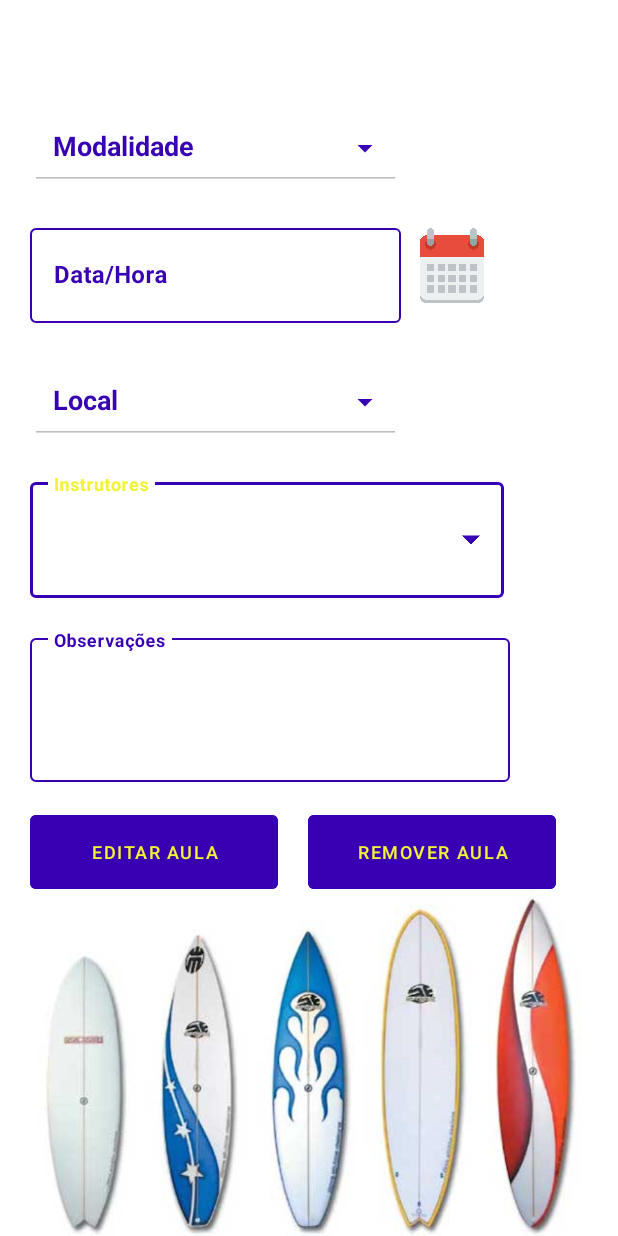
After one commit to andrebbk/BSSApp, an Android app: the layout fragment_edit_class.xml on its own in the app's theme, with its tools: preview values and no code run, on a phone screen of 412 x 824 dp. The commit adds this screen. Run offline under Robolectric (Android 15) with nearby library versions, the phone set to English and light mode, and no system bars.

Commit message:
Edit class - load & present data

```diff
--- a/BSSApp/app/src/main/java/com/example/bssapp/ui/classes/ClassFragment.java
+++ b/BSSApp/app/src/main/java/com/example/bssapp/ui/classes/ClassFragment.java
@@ -8,6 +8,7 @@ import androidx.fragment.app.Fragment;
 import android.view.LayoutInflater;
 import android.view.View;
 import android.view.ViewGroup;
+import android.widget.Button;
 import android.widget.ImageView;
 import android.widget.TextView;
 
@@ -69,5 +70,10 @@ public class ClassFragment extends Fragment {
 
         TextView textRegNum = view.findViewById(R.id.textRegStudents);
         textRegNum.setText(currentClass.getRegisteredNum());
+
+        Button btnEditClass = view.findViewById(R.id.buttonEditClass);
+        btnEditClass.setOnClickListener(view1 -> {
+            ((MenuActivity) requireActivity()).changeToEditClassFragment(currentClass);
+        });
     }
 }
--- /dev/null
+++ b/BSSApp/app/src/main/res/layout/fragment_edit_class.xml
@@ -0,0 +1,205 @@
+<?xml version="1.0" encoding="utf-8"?>
+<androidx.constraintlayout.widget.ConstraintLayout xmlns:android="http://schemas.android.com/apk/res/android"
+    xmlns:app="http://schemas.android.com/apk/res-auto"
+    xmlns:tools="http://schemas.android.com/tools"
+    android:layout_width="match_parent"
+    android:layout_height="match_parent"
+    tools:context=".ui.classes.EditClassFragment">
+
+    <ImageView
+        android:id="@+id/imageView1"
+        android:layout_width="match_parent"
+        android:layout_height="231dp"
+        android:src="@drawable/surf_boards"
+        app:layout_constraintBottom_toBottomOf="parent"
+        app:layout_constraintTop_toTopOf="parent"
+        app:layout_constraintVertical_bias="1.0"
+        tools:ignore="ContentDescription,ImageContrastCheck"
+        tools:layout_editor_absoluteX="0dp" />
+
+    <LinearLayout
+        android:layout_width="match_parent"
+        android:layout_height="match_parent"
+        android:orientation="vertical"
+        android:paddingTop="65sp"
+        android:paddingStart="20sp"
+        android:paddingEnd="10sp">
+
+        <com.google.android.material.textfield.TextInputLayout
+            android:id="@+id/textInputLayout"
+            style="@style/TextInputLayoutStyle"
+            android:layout_width="247dp"
+            android:layout_height="wrap_content"
+            android:theme="@style/AutoCompleteTheme"
+            app:endIconTint="@color/purple_700"
+            tools:ignore="HardcodedText">
+
+            <AutoCompleteTextView
+                android:id="@+id/autoCompleteSport"
+                android:layout_width="match_parent"
+                android:layout_height="56dp"
+                android:enabled="false"
+                android:hint="Modalidade"
+                android:inputType="none"
+                android:minHeight="48dp"
+                android:paddingStart="15sp"
+                android:paddingEnd="10sp"
+                android:textColor="@color/purple_700"
+                android:textStyle="bold"
+                tools:ignore="LabelFor,SpeakableTextPresentCheck" />
+
+        </com.google.android.material.textfield.TextInputLayout>
+
+
+        <LinearLayout
+            android:layout_width="match_parent"
+            android:layout_height="70sp"
+            android:orientation="horizontal"
+            android:layout_marginTop="20sp">
+
+            <com.google.android.material.textfield.TextInputLayout
+                android:id="@+id/name_text_input"
+                style="@style/TextInputStyle"
+                android:layout_width="247dp"
+                android:layout_height="wrap_content">
+
+                <com.google.android.material.textfield.TextInputEditText
+                    android:id="@+id/calendarEditText"
+                    android:layout_width="match_parent"
+                    android:layout_height="63dp"
+                    android:enabled="false"
+                    android:hint="Data/Hora"
+                    android:textColor="@color/purple_700"
+                    android:textStyle="bold"
+                    tools:ignore="HardcodedText" />
+            </com.google.android.material.textfield.TextInputLayout>
+
+            <ImageView
+                android:id="@+id/imageViewCalendar"
+                android:layout_width="57dp"
+                android:layout_height="63dp"
+                android:src="@drawable/calendar_icon"
+                tools:ignore="ContentDescription"
+                android:layout_marginStart="5sp"/>
+        </LinearLayout>
+
+        <com.google.android.material.textfield.TextInputLayout
+            android:id="@+id/textInputLayout2"
+            style="@style/TextInputLayoutStyle"
+            android:layout_width="247dp"
+            android:layout_height="wrap_content"
+            android:layout_marginTop="18sp"
+            android:layout_marginBottom="20sp"
+            android:theme="@style/AutoCompleteTheme"
+            app:endIconTint="@color/purple_700"
+            tools:ignore="HardcodedText">
+
+            <AutoCompleteTextView
+                android:id="@+id/autoCompleteLocal"
+                android:layout_width="match_parent"
+                android:layout_height="56dp"
+                android:enabled="false"
+                android:hint="Local"
+                android:inputType="none"
+                android:minHeight="48dp"
+                android:paddingStart="15sp"
+                android:paddingEnd="10sp"
+                android:textColor="@color/purple_700"
+                android:textStyle="bold"
+                tools:ignore="LabelFor,SpeakableTextPresentCheck" />
+
+        </com.google.android.material.textfield.TextInputLayout>
+
+        <com.google.android.material.textfield.TextInputLayout
+            android:id="@+id/name_text_input3"
+            style="@style/TextInputStyle"
+            android:layout_width="316dp"
+            android:layout_height="84dp"
+            android:layout_marginBottom="20sp">
+
+            <com.google.android.material.textfield.TextInputEditText
+                android:id="@+id/profsEditText"
+                android:layout_width="match_parent"
+                android:layout_height="77dp"
+                android:drawableEnd="@drawable/arrow_down_layout"
+                android:hint="Instrutores"
+                android:inputType="none"
+                android:maxLines="4"
+                android:text=" "
+                android:textColor="@color/purple_700"
+                android:textStyle="bold"
+                tools:ignore="HardcodedText" />
+        </com.google.android.material.textfield.TextInputLayout>
+
+        <com.google.android.material.textfield.TextInputLayout
+            android:id="@+id/obs_text_input"
+            style="@style/TextInputStyle"
+            android:layout_width="320dp"
+            android:layout_height="107dp"
+            app:helperTextTextAppearance="@style/HelperTextAppearance"
+            android:textColorHint="@color/purple_700"
+            app:hintTextColor="@color/purple_700">
+
+            <com.google.android.material.textfield.TextInputEditText
+                android:id="@+id/obsEditText"
+                android:layout_width="match_parent"
+                android:layout_height="96dp"
+                android:hint="Observações"
+                android:text=" "
+                android:textColor="@color/purple_700"
+                android:textStyle="bold"
+                tools:ignore="HardcodedText"
+                android:theme="@style/TextInputEditTextStyle"
+                app:hintTextColor="@color/purple_700"
+                android:textColorHint="@color/purple_700"
+                android:textColorHighlight="@color/purple_700"/>
+        </com.google.android.material.textfield.TextInputLayout>
+
+        <LinearLayout
+            android:layout_width="match_parent"
+            android:layout_height="60dp"
+            android:orientation="horizontal"
+            android:layout_marginTop="10sp">
+
+            <Button
+                android:id="@+id/buttonEditSaveClass"
+                android:layout_width="165dp"
+                android:layout_height="61dp"
+                android:backgroundTint="@color/purple_700"
+                android:text="Editar aula"
+                android:textColor="@color/theme_primary_color"
+                android:textSize="12sp"
+                android:layout_marginEnd="20sp"
+                app:layout_constraintBottom_toBottomOf="parent"
+                app:layout_constraintEnd_toEndOf="parent"
+                app:layout_constraintHorizontal_bias="0.305"
+                app:layout_constraintStart_toStartOf="parent"
+                app:layout_constraintTop_toTopOf="parent"
+                app:layout_constraintVertical_bias="0.447"
+                tools:ignore="HardcodedText"
+                style="?android:attr/buttonBarButtonStyle" />
+
+            <Button
+                android:id="@+id/buttonRemoveClass"
+                android:layout_width="165dp"
+                android:layout_height="61dp"
+                android:backgroundTint="@color/purple_700"
+                android:text="Remover aula"
+                android:textColor="@color/theme_primary_color"
+                android:textSize="12sp"
+                app:layout_constraintBottom_toBottomOf="parent"
+                app:layout_constraintEnd_toEndOf="parent"
+                app:layout_constraintHorizontal_bias="0.305"
+                app:layout_constraintStart_toStartOf="parent"
+                app:layout_constraintTop_toTopOf="parent"
+                app:layout_constraintVertical_bias="0.447"
+                tools:ignore="HardcodedText"
+                style="?android:attr/buttonBarButtonStyle" />
+
+        </LinearLayout>
+
+
+
+    </LinearLayout>
+
+</androidx.constraintlayout.widget.ConstraintLayout>
--- a/BSSApp/app/src/main/res/navigation/mobile_navigation.xml
+++ b/BSSApp/app/src/main/res/navigation/mobile_navigation.xml
@@ -71,4 +71,10 @@
         android:label="Aula"
         tools:layout="@layout/fragment_class" />
 
+    <fragment
+        android:id="@+id/nav_editClass"
+        android:name="com.example.bssapp.ui.classes.EditClassFragment"
+        android:label="Editar aula"
+        tools:layout="@layout/fragment_edit_class" />
+
 </navigation>
```
Also changed, not shown: BSSApp/app/src/main/java/com/example/bssapp/MenuActivity.java (+10 -0 lines), BSSApp/app/src/main/java/com/example/bssapp/ui/classes/EditClassFragment.java (added, +452 -0 lines).
